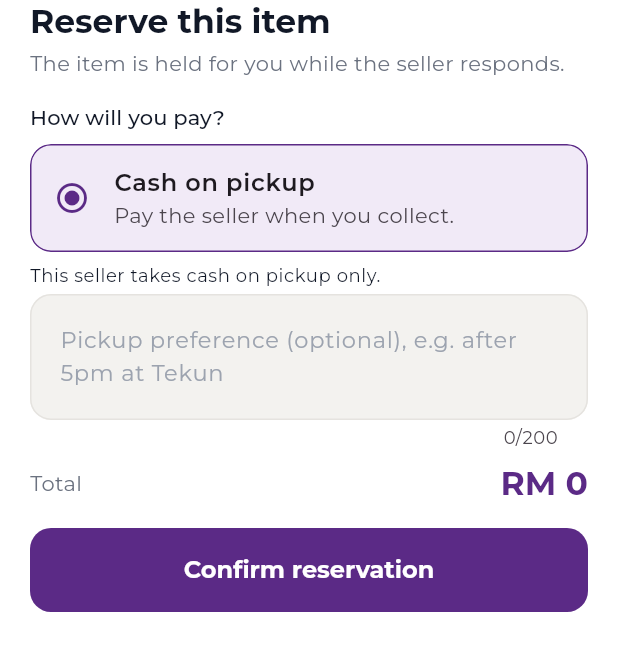
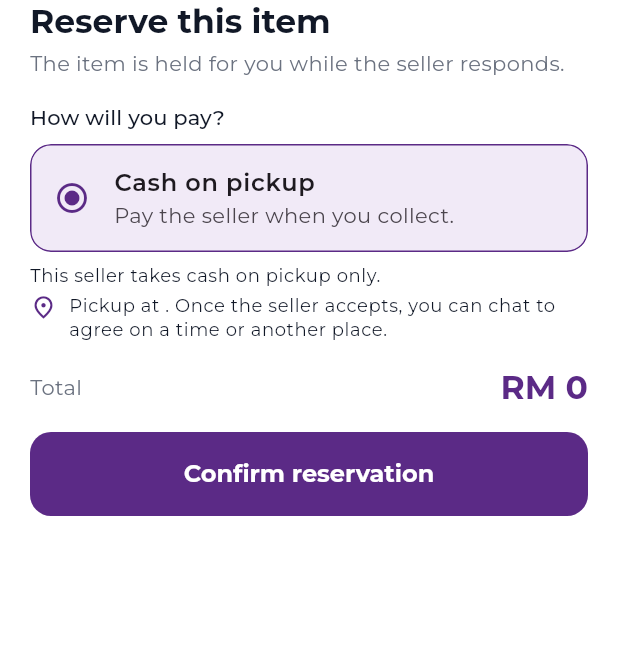
Before and after one commit to asyrafmika/CampusNiaga, a Flutter app: the _ReserveSheet widget shown alone on an empty page, opened directly with empty values, on a phone screen of 412 x 824 dp. Shown: the top 651 px of the screen. Run offline on Flutter 3.47's test engine with Material 3 defaults, Android fonts, the phone set to English and light mode, and no system bars; our stand-ins replace file_picker, flutter_map, flutter_riverpod, go_router, image_picker, latlong2 and 2 more; accounts and stored records are empty; network calls fail.

Commit message:
Drop the pickup preference from the reserve sheet

```diff
--- a/mobile/lib/features/marketplace/presentation/listing_detail_screen.dart
+++ b/mobile/lib/features/marketplace/presentation/listing_detail_screen.dart
@@ -26,6 +26,7 @@ class ListingDetailScreen extends ConsumerWidget {
   final String listingId;
 
   static const Key reserveKey = Key('detail-reserve');
+  static const Key reservePickupKey = Key('reserve-pickup');
   static const Key orderKey = Key('detail-order');
   static const Key storefrontKey = Key('detail-storefront');
   static const Key pickupMapKey = Key('detail-pickup-map');
@@ -412,16 +413,9 @@ class _ReserveSheet extends ConsumerStatefulWidget {
 }
 
 class _ReserveSheetState extends ConsumerState<_ReserveSheet> {
-  final _note = TextEditingController();
   int _qty = 1;
   PaymentMethod _method = PaymentMethod.cash;
   bool _busy = false;
-
-  @override
-  void dispose() {
-    _note.dispose();
-    super.dispose();
-  }
 
   Future<void> _confirm() async {
     setState(() => _busy = true);
@@ -434,7 +428,6 @@ class _ReserveSheetState extends ConsumerState<_ReserveSheet> {
           .reserve(
             listingId: widget.listing.id,
             qty: _qty,
-            pickupNote: _note.text,
             paymentMethod: _method,
           );
       navigator.pop();
@@ -524,15 +517,28 @@ class _ReserveSheetState extends ConsumerState<_ReserveSheet> {
             onChanged: (m) => setState(() => _method = m),
           ),
           const SizedBox(height: 4),
-          TextField(
-            controller: _note,
-            maxLength: 200,
-            maxLines: 2,
-            decoration: const InputDecoration(
-              hintText: 'Pickup preference (optional), e.g. after 5pm at Tekun',
-            ),
+          // Collection happens where the seller pinned it; a different time
+          // or place is agreed in the deal chat once the seller accepts.
+          Row(
+            crossAxisAlignment: CrossAxisAlignment.start,
+            children: [
+              const Icon(
+                Icons.place_outlined,
+                size: 18,
+                color: AppColors.primary,
+              ),
+              const SizedBox(width: 8),
+              Expanded(
+                child: Text(
+                  'Pickup at ${listing.pickupArea}. Once the seller accepts, '
+                  'you can chat to agree on a time or another place.',
+                  key: ListingDetailScreen.reservePickupKey,
+                  style: theme.textTheme.bodySmall,
+                ),
+              ),
+            ],
           ),
-          const SizedBox(height: 8),
+          const SizedBox(height: 16),
           Row(
             children: [
               Text('Total', style: theme.textTheme.bodyMedium),
```
Also changed, not shown: 2 other files.
